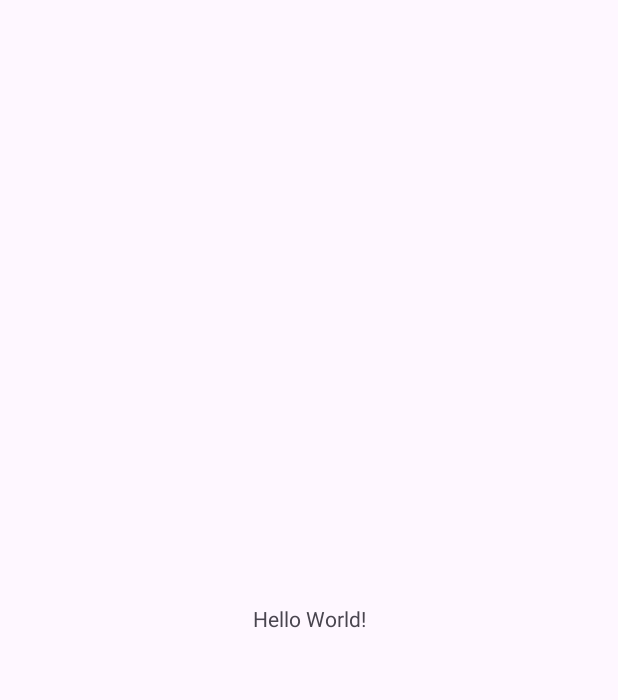
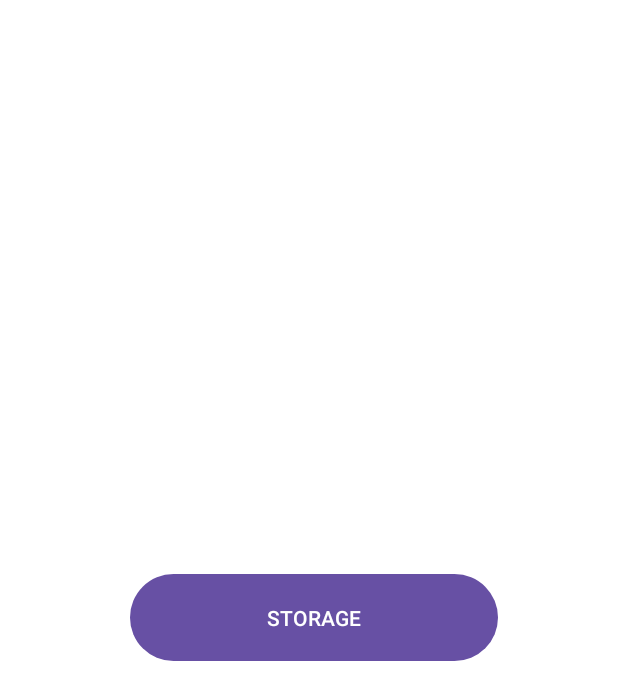
Before and after one commit to gnart2k/FileAccesser, an Android app: the screen it shows after launch (MainActivity), on a phone screen of 412 x 824 dp. Before the commit the part shown is almost empty. Shown: the top 700 px of the screen. Run offline under Robolectric (Android 15) with nearby library versions, the phone set to English and light mode, and no system bars.

```diff
--- a/app/build.gradle
+++ b/app/build.gradle
@@ -31,7 +31,7 @@ android {
 dependencies {
 
     implementation 'androidx.appcompat:appcompat:1.6.1'
-    implementation 'com.google.android.material:material:1.10.0'
+    implementation 'com.google.android.material:material:1.8.0'
     implementation 'androidx.constraintlayout:constraintlayout:2.1.4'
     testImplementation 'junit:junit:4.13.2'
     androidTestImplementation 'androidx.test.ext:junit:1.1.5'
--- /dev/null
+++ b/app/src/main/java/com/example/fileaccesser/FileListActivity.java
@@ -0,0 +1,4 @@
+package com.example.fileaccesser;
+
+public class FileListActivity {
+}
--- a/app/src/main/res/layout/activity_main.xml
+++ b/app/src/main/res/layout/activity_main.xml
@@ -1,18 +1,25 @@
 <?xml version="1.0" encoding="utf-8"?>
-<androidx.constraintlayout.widget.ConstraintLayout xmlns:android="http://schemas.android.com/apk/res/android"
-    xmlns:app="http://schemas.android.com/apk/res-auto"
+<RelativeLayout xmlns:android="http://schemas.android.com/apk/res/android"
     xmlns:tools="http://schemas.android.com/tools"
     android:layout_width="match_parent"
     android:layout_height="match_parent"
+    android:background="@color/white"
     tools:context=".MainActivity">
 
-    <TextView
-        android:layout_width="wrap_content"
-        android:layout_height="wrap_content"
-        android:text="Hello World!"
-        app:layout_constraintBottom_toBottomOf="parent"
-        app:layout_constraintEnd_toEndOf="parent"
-        app:layout_constraintStart_toStartOf="parent"
-        app:layout_constraintTop_toTopOf="parent" />
+    <com.google.android.material.button.MaterialButton
+        android:id="@+id/storage_btn"
+        android:layout_width="245dp"
+        android:layout_height="66dp"
+        android:layout_alignParentEnd="true"
+        android:layout_centerVertical="true"
+        android:layout_marginStart="16dp"
+        android:layout_marginLeft="16dp"
+        android:layout_marginTop="16dp"
+        android:layout_marginEnd="80dp"
+        android:layout_marginRight="16dp"
+        android:layout_marginBottom="16dp"
+        android:padding="8dp"
+        android:text="@string/storage" />
 
-</androidx.constraintlayout.widget.ConstraintLayout>
+
+</RelativeLayout>
--- a/app/src/main/res/values/strings.xml
+++ b/app/src/main/res/values/strings.xml
@@ -1,3 +1,4 @@
 <resources>
     <string name="app_name">FileAccesser</string>
+    <string name="storage">STORAGE</string>
 </resources>
```
Also changed, not shown: app/src/main/AndroidManifest.xml (+9 -1 lines), app/src/main/java/com/example/fileaccesser/MainActivity.java (+48 -0 lines).
